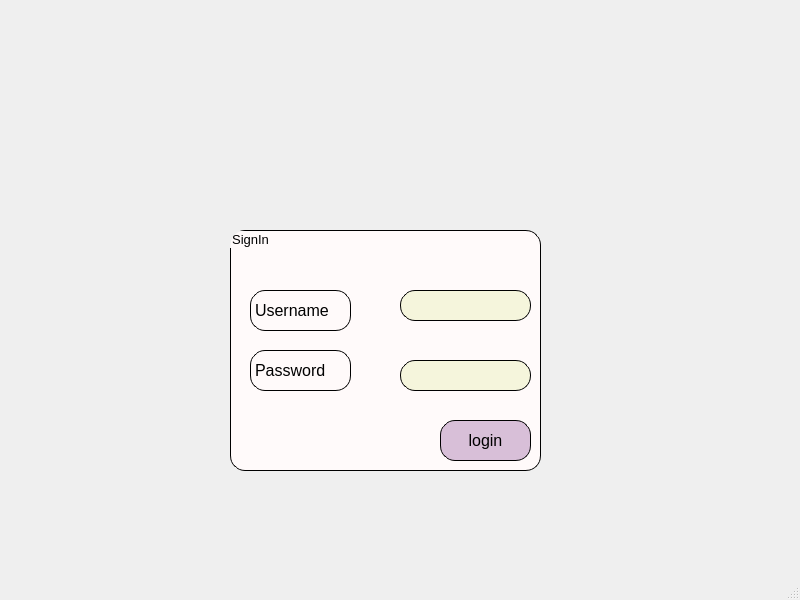
Qt form mainwindow.ui (codeyass/smart_radio_2A36) before a commit.
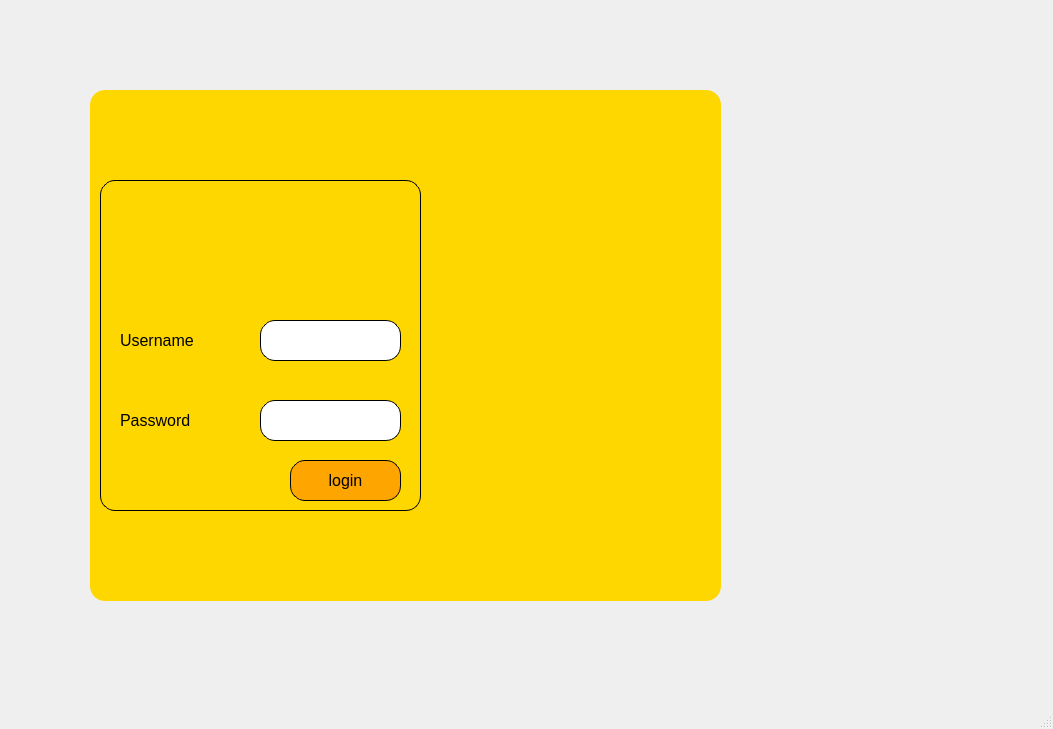
The same form after that commit.

The edit to the form file:
```diff
--- a/mainwindow.ui
+++ b/mainwindow.ui
@@ -6,63 +6,75 @@
    <rect>
     <x>0</x>
     <y>0</y>
-    <width>800</width>
-    <height>600</height>
+    <width>1053</width>
+    <height>729</height>
    </rect>
   </property>
   <property name="windowTitle">
    <string>MainWindow</string>
   </property>
   <widget class="QWidget" name="centralwidget">
-   <widget class="QGroupBox" name="groupBox">
+   <widget class="QLabel" name="label_pic">
     <property name="geometry">
      <rect>
-      <x>230</x>
-      <y>230</y>
-      <width>311</width>
-      <height>241</height>
+      <x>440</x>
+      <y>90</y>
+      <width>321</width>
+      <height>511</height>
      </rect>
     </property>
-    <property name="font">
-     <font>
-      <pointsize>10</pointsize>
-     </font>
+    <property name="cursor">
+     <cursorShape>ForbiddenCursor</cursorShape>
     </property>
     <property name="styleSheet">
-     <string notr="true">background-color:snow;
+     <string notr="true">border-radius:15px;</string>
+    </property>
+    <property name="text">
+     <string/>
+    </property>
+   </widget>
+   <widget class="QLabel" name="label_3">
+    <property name="geometry">
+     <rect>
+      <x>90</x>
+      <y>90</y>
+      <width>631</width>
+      <height>511</height>
+     </rect>
+    </property>
+    <property name="styleSheet">
+     <string notr="true">background-color:	gold;
 border-radius:15px;
-border:0.5px solid;</string>
+
+</string>
     </property>
-    <property name="title">
-     <string>SignIn</string>
+    <property name="text">
+     <string/>
     </property>
-    <widget class="QLabel" name="label">
+   </widget>
+   <widget class="QLabel" name="label_4">
      <property name="geometry">
       <rect>
-       <x>20</x>
-       <y>60</y>
-       <width>101</width>
-       <height>41</height>
-      </rect>
-     </property>
-     <property name="font">
-      <font>
-       <pointsize>12</pointsize>
-      </font>
-     </property>
+      <x>100</x>
+      <y>180</y>
+      <width>321</width>
+      <height>331</height>
+     </rect>
+    </property>
      <property name="styleSheet">
-      <string notr="true"/>
+     <string notr="true">border:0.5px solid;
+border-radius:15px;</string>
      </property>
      <property name="text">
-      <string>Username</string>
+     <string/>
      </property>
     </widget>
     <widget class="QLabel" name="label_2">
      <property name="geometry">
       <rect>
-       <x>20</x>
-       <y>120</y>
-       <width>101</width>
+      <x>120</x>
+      <y>400</y>
+      <width>111</width>
        <height>41</height>
       </rect>
      </property>
@@ -78,13 +90,60 @@
       <string>Password</string>
      </property>
     </widget>
+   <widget class="QPushButton" name="pushButton_login">
+    <property name="geometry">
+     <rect>
+      <x>290</x>
+      <y>460</y>
+      <width>111</width>
+      <height>41</height>
+     </rect>
+    </property>
+    <property name="font">
+     <font>
+      <pointsize>12</pointsize>
+     </font>
+    </property>
+    <property name="cursor">
+     <cursorShape>OpenHandCursor</cursorShape>
+    </property>
+    <property name="styleSheet">
+     <string notr="true">background-color:	orange;
+border-radius:15px;
+border:0.5px solid;</string>
+    </property>
+    <property name="text">
+     <string>login</string>
+    </property>
+   </widget>
+   <widget class="QLabel" name="label">
+    <property name="geometry">
+     <rect>
+      <x>120</x>
+      <y>320</y>
+      <width>111</width>
+      <height>41</height>
+     </rect>
+    </property>
+    <property name="font">
+     <font>
+      <pointsize>12</pointsize>
+     </font>
+    </property>
+    <property name="styleSheet">
+     <string notr="true"/>
+    </property>
+    <property name="text">
+     <string>Username</string>
+    </property>
+   </widget>
     <widget class="QLineEdit" name="lineEdit_username">
      <property name="geometry">
       <rect>
-       <x>170</x>
-       <y>60</y>
-       <width>131</width>
-       <height>31</height>
+      <x>260</x>
+      <y>320</y>
+      <width>141</width>
+      <height>41</height>
       </rect>
      </property>
      <property name="font">
@@ -93,7 +152,7 @@
       </font>
      </property>
      <property name="styleSheet">
-      <string notr="true">background-color:beige;
+     <string notr="true">background-color:white;
 border-radius:15px;
 border:0.5px solid;</string>
      </property>
@@ -101,10 +160,10 @@
     <widget class="QLineEdit" name="lineEdit_password">
      <property name="geometry">
       <rect>
-       <x>170</x>
-       <y>130</y>
-       <width>131</width>
-       <height>31</height>
+      <x>260</x>
+      <y>400</y>
+      <width>141</width>
+      <height>41</height>
       </rect>
      </property>
      <property name="font">
@@ -113,7 +172,7 @@
       </font>
      </property>
      <property name="styleSheet">
-      <string notr="true">background-color:beige;
+     <string notr="true">background-color:white;
 border-radius:15px;
 border:0.5px solid;</string>
      </property>
@@ -121,48 +180,30 @@
       <enum>QLineEdit::Password</enum>
      </property>
     </widget>
-    <widget class="QPushButton" name="pushButton_login">
+   <widget class="QLabel" name="login">
      <property name="geometry">
       <rect>
-       <x>210</x>
-       <y>190</y>
-       <width>91</width>
-       <height>41</height>
-      </rect>
-     </property>
-     <property name="font">
-      <font>
-       <pointsize>12</pointsize>
-      </font>
-     </property>
-     <property name="styleSheet">
-      <string notr="true">background-color:	thistle;
-border-radius:15px;
-border:0.5px solid;</string>
-     </property>
+      <x>180</x>
+      <y>200</y>
+      <width>141</width>
+      <height>91</height>
+     </rect>
+    </property>
      <property name="text">
-      <string>login</string>
-     </property>
-    </widget>
+     <string/>
+    </property>
+   </widget>
+   <zorder>label_3</zorder>
+   <zorder>label_pic</zorder>
+   <zorder>label_4</zorder>
     <zorder>label_2</zorder>
     <zorder>lineEdit_username</zorder>
     <zorder>lineEdit_password</zorder>
     <zorder>pushButton_login</zorder>
     <zorder>label</zorder>
-   </widget>
-   <widget class="QLabel" name="label_pic">
-    <property name="geometry">
-     <rect>
-      <x>230</x>
-      <y>0</y>
-      <width>251</width>
-      <height>211</height>
-     </rect>
-    </property>
-    <property name="text">
-     <string/>
-    </property>
-   </widget>
+   <zorder>lineEdit_username</zorder>
+   <zorder>lineEdit_password</zorder>
+   <zorder>login</zorder>
   </widget>
   <widget class="QMenuBar" name="menubar">
    <property name="geometry">
```
Left out of the diff: 7 changed lines with no effect on the pictures. Lines whose indentation alone changed are shown as unchanged.
